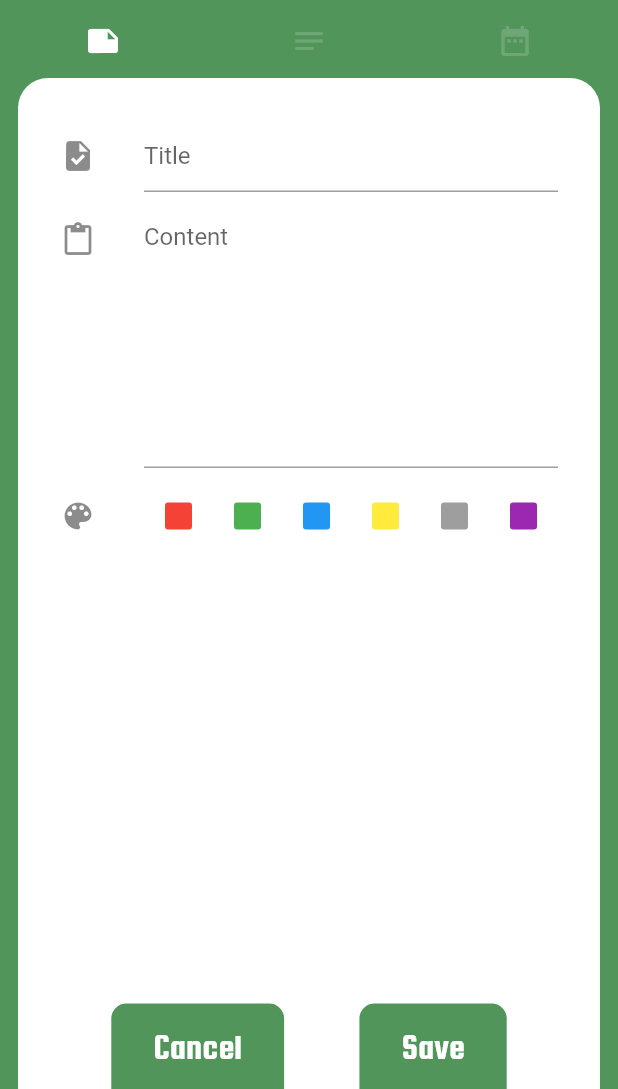
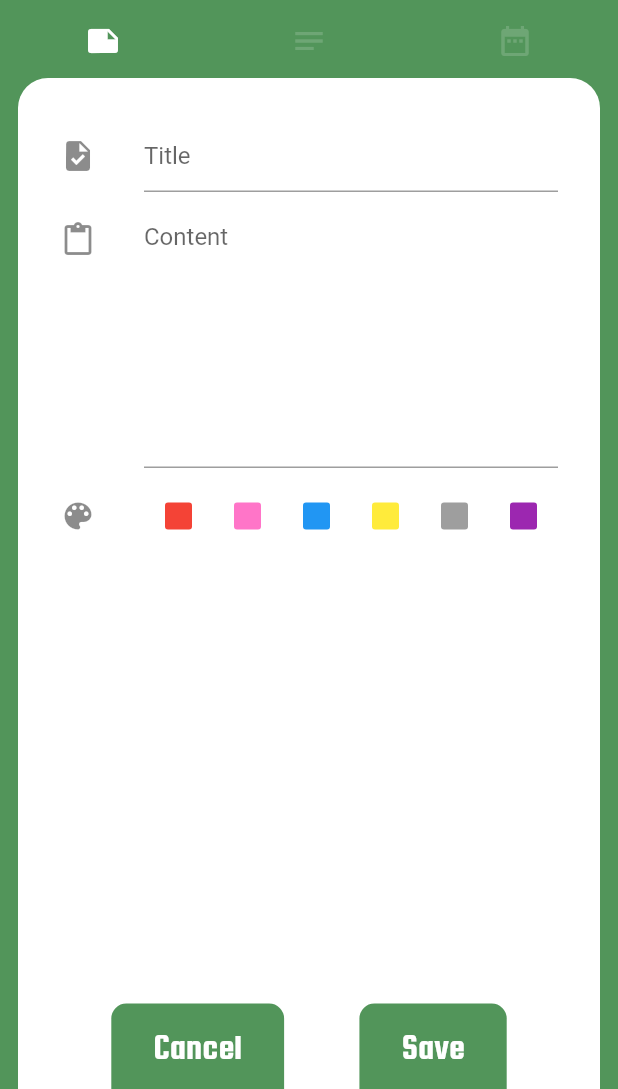
Before and after one commit to Guilherme-Calland/organizer_flutter, a Flutter app: the screen it shows after launch, after a tap on the "add" icon, on a phone screen of 412 x 824 dp, the part 147-1236 px from its top. Run offline on Flutter 3.47's test engine with Material 2 defaults, Android fonts, the light colour scheme and no system bars; drawn by our look-alikes of animated_text_kit; our stand-ins replace flutter_mobx, flutter_slidable, mobx, sqflite; accounts and stored records are empty; generated files the repository leaves out were written again.

Commit message:
changing available colors

```diff
--- a/lib/tabs/notes/fragments/notes_entry.dart
+++ b/lib/tabs/notes/fragments/notes_entry.dart
@@ -53,7 +53,7 @@ class NotesEntry extends StatelessWidget {
                       mainAxisAlignment: MainAxisAlignment.spaceAround,
                       children: [
                         OrganizerColorSticker(inColor: Colors.red, inColorName: 'red',),
-                        OrganizerColorSticker(inColor: Colors.green, inColorName: 'green',),
+                        OrganizerColorSticker(inColor: Color(0xffff75c8), inColorName: 'pink',),
                         OrganizerColorSticker(inColor: Colors.blue, inColorName: 'blue',),
                         OrganizerColorSticker(inColor: Colors.yellow, inColorName: 'yellow',),
                         OrganizerColorSticker(inColor: Colors.grey, inColorName: 'grey',),
--- a/lib/tabs/notes/fragments/notes_list.dart
+++ b/lib/tabs/notes/fragments/notes_list.dart
@@ -31,8 +31,8 @@ class NotesList extends StatelessWidget {
                 case 'red':
                   colorOnIndex = Colors.red;
                   break;
-                case 'green':
-                  colorOnIndex = Colors.green;
+                case 'pink':
+                  colorOnIndex = Color(0xffff75c8);
                   break;
                 case 'blue':
                   colorOnIndex = Colors.blue;
@@ -75,7 +75,7 @@ class NotesList extends StatelessWidget {
                       Row(
                         children: [
                           OrganizerColorStickerOnList(inColorName: 'red', inColor: Colors.red, inNote: noteOnIndex,),
-                          OrganizerColorStickerOnList(inColorName: 'green', inColor: Colors.green, inNote: noteOnIndex,),
+                          OrganizerColorStickerOnList(inColorName: 'pink', inColor: Color(0xffff75c8), inNote: noteOnIndex,),
                           OrganizerColorStickerOnList(inColorName: 'blue', inColor: Colors.blue, inNote: noteOnIndex,),
                         ],
                       ),
--- a/lib/widgets/organizer_color_sticker.dart
+++ b/lib/widgets/organizer_color_sticker.dart
@@ -28,7 +28,6 @@ class OrganizerColorSticker extends StatelessWidget {
             onTap:() {
               values.notesStore.setColor( inColorName );
               values.notesStore.entityBeingEdited.color = inColorName;
-              //colca la em color apenas se for o note clicado aí ja atualiza no banco a nota editada
             }
         );
       },
```
